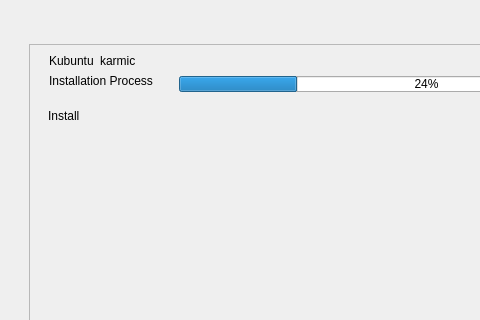
The window that gui/qt/app.ui (linuxmint/ubiquity) describes before a commit, drawn with Qt 5; both pictures show x 0 to 480 and y 0 to 320 of the 809 by 638 pixel window.
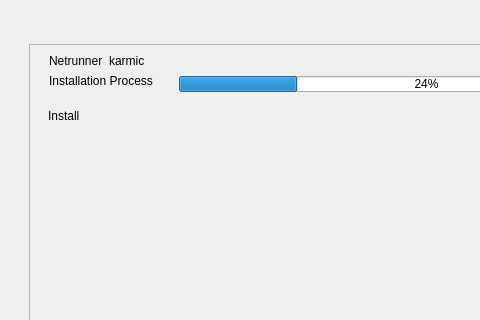
The same window after the commit. Custom widgets are drawn as their Qt base class.

The edit to the form file:
```diff
--- a/gui/qt/app.ui
+++ b/gui/qt/app.ui
@@ -107,7 +107,7 @@
                 <item>
                  <widget class="QLabel" name="distro_name_label">
                   <property name="text">
-                   <string>Kubuntu</string>
+                   <string>Netrunner</string>
                   </property>
                   <property name="scaledContents">
                    <bool>false</bool>
```
